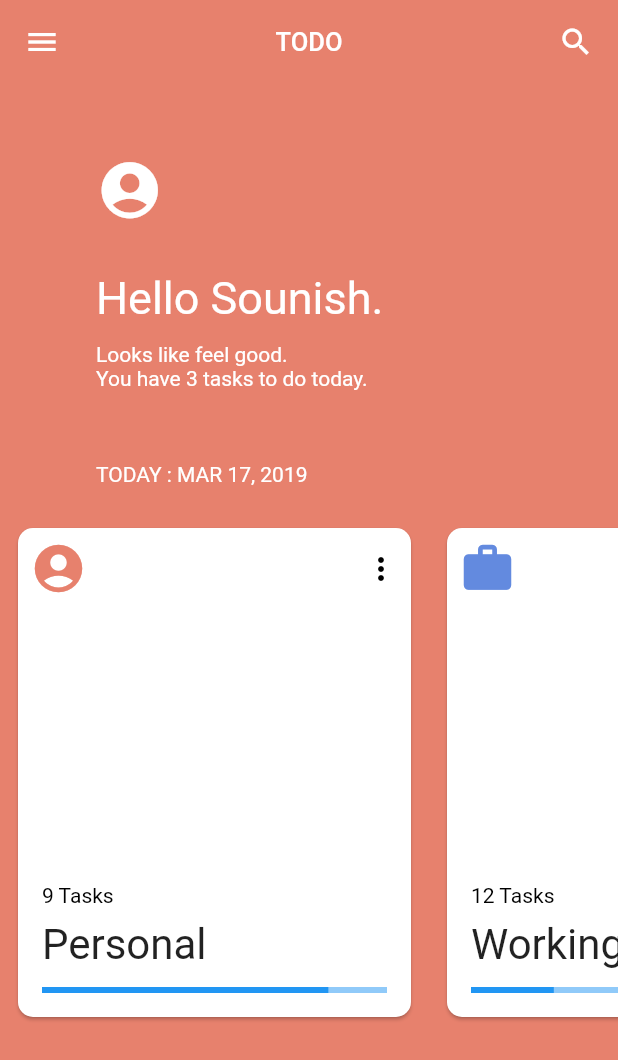
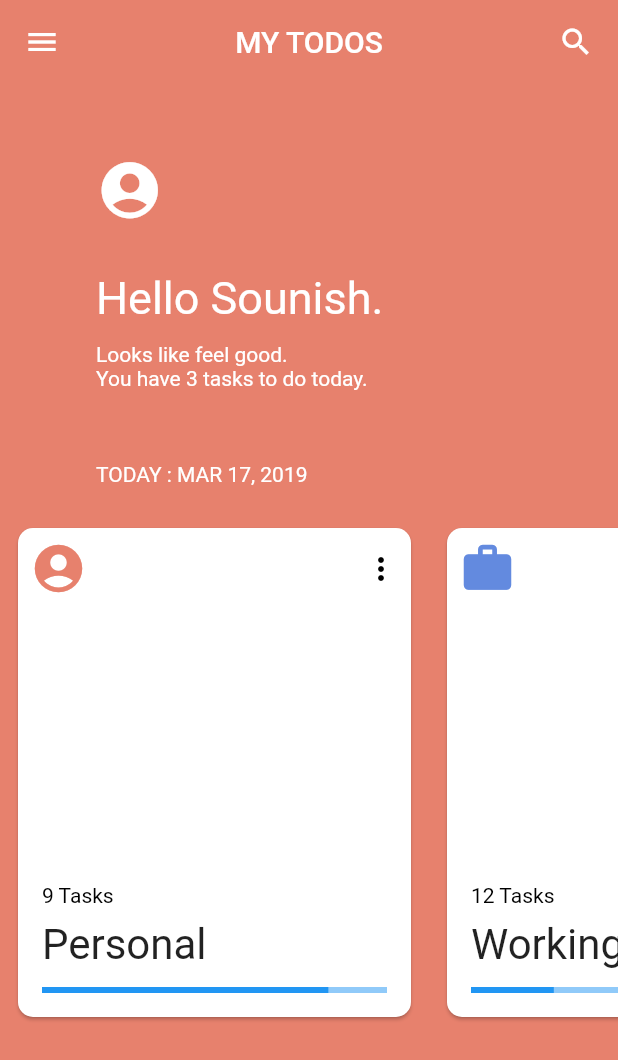
Before and after one commit to sounishnath003/TODOs-FLUTTER-, a Flutter app: the screen it shows after launch, on a phone screen of 412 x 824 dp. Shown: the top 1060 px of the screen. Run offline on Flutter 3.47's test engine with Material 2 defaults, Android fonts, the phone set to English and light mode, and no system bars; Roboto replaces fonts that are missing (product sans).

```diff
--- a/lib/main.dart
+++ b/lib/main.dart
@@ -67,8 +67,8 @@ class _MyHomePageState extends State<MyHomePage> with TickerProviderStateMixin {
           backgroundColor: currentColor,
           centerTitle: true,
           title: new Text(
-            "TODO",
-            style: new TextStyle(fontSize: 17.0),
+            "MY TODOS",
+            style: new TextStyle(fontSize: 20.0),
           ),
           elevation: 0.0,
         ),
```
Also changed, not shown: 1.png (added).
